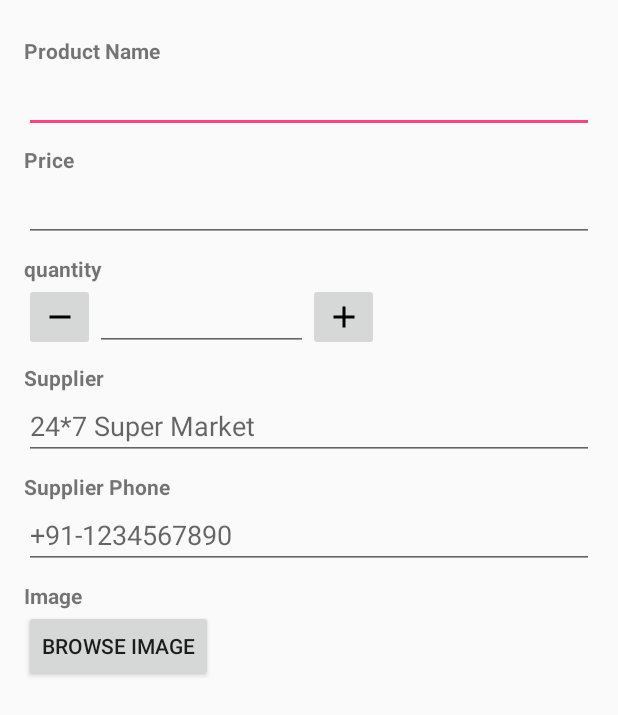
After one commit to kartik-soni/Inventory-App, an Android app: the layout activity_editor.xml on its own in the app's theme, with its tools: preview values and no code run, on a phone screen of 412 x 824 dp. The commit adds this screen. Shown: the top 715 px of the screen. Run offline under Robolectric (Android 15) with nearby library versions, the phone set to English and light mode, and no system bars.

```diff
--- a/app/src/main/java/com/example/kartik/inventoryapp/MainActivity.java
+++ b/app/src/main/java/com/example/kartik/inventoryapp/MainActivity.java
@@ -1,7 +1,8 @@
 package com.example.kartik.inventoryapp;
 
+import android.os.Bundle;
+import android.support.design.widget.FloatingActionButton;
 import android.support.v7.app.AppCompatActivity;
-import android.os.Bundle;
 
 public class MainActivity extends AppCompatActivity {
 
@@ -9,5 +10,7 @@ public class MainActivity extends AppCompatActivity {
     protected void onCreate(Bundle savedInstanceState) {
         super.onCreate(savedInstanceState);
         setContentView(R.layout.activity_main);
+        final FloatingActionButton fab = findViewById(R.id.fab);
+        fab.show();
     }
 }
--- /dev/null
+++ b/app/src/main/res/layout/activity_editor.xml
@@ -0,0 +1,131 @@
+<?xml version="1.0" encoding="utf-8"?>
+
+<ScrollView xmlns:android="http://schemas.android.com/apk/res/android"
+    xmlns:tools="http://schemas.android.com/tools"
+    android:layout_width="match_parent"
+    android:layout_height="match_parent"
+    tools:context="com.example.kartik.inventoryapp.EditorsActivity">
+
+    <LinearLayout
+        android:layout_width="match_parent"
+        android:layout_height="match_parent"
+        android:descendantFocusability="beforeDescendants"
+        android:focusableInTouchMode="true"
+        android:orientation="vertical"
+        android:padding="16dp">
+
+        <TextView
+            android:id="@+id/product_name_title"
+            style="@style/title"
+            android:layout_width="wrap_content"
+            android:layout_height="wrap_content"
+            android:text = "@string/name" />
+
+        <EditText
+            android:id="@+id/product_name_edit"
+            android:layout_width="match_parent"
+            android:layout_height="wrap_content"
+            android:nextFocusDown="@+id/price_edit" />
+
+        <TextView
+            android:id="@+id/price_title"
+            style="@style/title"
+            android:layout_width="wrap_content"
+            android:layout_height="wrap_content"
+            android:text="@string/price" />
+
+        <EditText
+            android:id="@+id/price_edit"
+            android:layout_width="match_parent"
+            android:layout_height="wrap_content"
+            android:layout_weight="1"
+            android:inputType="number"
+            android:maxLength="6" />
+
+        <TextView
+            android:id="@+id/quantity_title"
+            style="@style/title"
+            android:layout_width="wrap_content"
+            android:layout_height="wrap_content"
+            android:text="@string/quantity" />
+
+        <LinearLayout
+            android:layout_width="match_parent"
+            android:layout_height="wrap_content"
+            android:orientation="horizontal"
+            android:weightSum="8">
+
+            <ImageButton
+                android:id="@+id/decrease_quantity"
+                android:layout_width="0dp"
+                android:layout_height="match_parent"
+                android:layout_weight="1"
+                android:src="@drawable/ic_remove" />
+
+            <EditText
+                android:id="@+id/quantity_edit"
+                android:layout_width="0dp"
+                android:layout_height="wrap_content"
+                android:layout_weight="3"
+                android:gravity="center"
+                android:inputType="number"
+                android:maxLength="4" />
+
+            <ImageButton
+                android:id="@+id/increase_quantity"
+                android:layout_width="0dp"
+                android:layout_height="match_parent"
+                android:layout_weight="1"
+                android:src="@drawable/ic_add_black" />
+
+        </LinearLayout>
+
+        <TextView
+            android:id="@+id/supplier_name_title"
+            style="@style/title"
+            android:layout_width="wrap_content"
+            android:layout_height="wrap_content"
+            android:text="@string/supplier" />
+
+        <EditText
+            android:id="@+id/supplier_name_edit"
+            android:layout_width="match_parent"
+            android:layout_height="wrap_content"
+            android:hint="@string/supplier_eg"
+            android:inputType="text" />
+
+        <TextView
+            android:id="@+id/supplier_phone_title"
+            style="@style/title"
+            android:layout_width="wrap_content"
+            android:layout_height="wrap_content"
+            android:text="@string/supplier_phone" />
+
+        <EditText
+            android:id="@+id/supplier_phone_edit"
+            android:layout_width="match_parent"
+            android:layout_height="wrap_content"
+            android:hint="@string/supplier_phone_eg"
+            android:inputType="phone" />
+
+        <TextView
+            android:id="@+id/image_title"
+            style="@style/title"
+            android:layout_width="wrap_content"
+            android:layout_height="wrap_content"
+            android:text="@string/image" />
+
+        <Button
+            android:id="@+id/select_image"
+            android:layout_width="wrap_content"
+            android:layout_height="wrap_content"
+            android:text="@string/browse_image" />
+
+        <ImageView
+            android:id="@+id/image_view"
+            android:layout_width="match_parent"
+            android:layout_height="200dp" />
+
+    </LinearLayout>
+
+</ScrollView>
--- a/app/src/main/res/values/strings.xml
+++ b/app/src/main/res/values/strings.xml
@@ -1,4 +1,15 @@
 <resources>
     <string name="app_name">Inventory App</string>
-    <string name="empty_list">Start adding something to an empty box.</string>
+    <string name="name">Product Name</string>
+    <string name="price">Price</string>
+    <string name="quantity">quantity</string>
+    <string name="supplier">Supplier</string>
+    <string name="supplier_eg">24*7 Super Market</string>
+    <string name="supplier_phone">Supplier Phone</string>
+    <string name="supplier_phone_eg">+91-1234567890</string>
+    <string name="image">Image</string>
+    <string name="browse_image">Browse Image</string>
+    <string name="submit">Submit</string>
+    <string name="place_more_order">Place more order</string>
+    <string name="dummy_data">dummy_data</string>
 </resources>
--- a/app/src/main/res/values/styles.xml
+++ b/app/src/main/res/values/styles.xml
@@ -8,4 +8,9 @@
         <item name="colorAccent">@color/colorAccent</item>
     </style>
 
+    <style name="title">
+        <item name="android:textStyle">bold</item>
+        <item name="android:layout_marginTop">8dp</item>
+    </style>
+
 </resources>
```
Also changed, not shown: app/build.gradle (+4 -6 lines), app/src/main/java/com/example/kartik/inventoryapp/EditorsActivity.java (added, +8 -0 lines), app/src/main/res/drawable/ic_local_grocery_store_24dp.xml (deleted, +0 -9 lines), app/src/main/res/layout/activity_main.xml (+3 -13 lines), app/src/main/res/layout/list_item.xml (added, +74 -0 lines), app/src/main/res/menu/menu_editor.xml (added, +26 -0 lines), app/src/main/res/menu/menu_main.xml (added, +14 -0 lines), app/src/main/res/values/dimen.xml (added, +7 -0 lines), app/src/main/res/drawable-v24/ic_download.xml (renamed from app/src/main/res/drawable/ic_cloud_download_black_24dp.xml), app/src/main/res/drawable/cart.png (added), app/src/main/res/drawable/empty_cart.png (added), app/src/main/res/drawable/empty_white_box.png (deleted), app/src/main/res/drawable/ic_add_black.xml (renamed from app/src/main/res/drawable/ic_add_black_24dp.xml), app/src/main/res/drawable/ic_add_white.xml (renamed from app/src/main/res/drawable/ic_add_white_24dp.xml), 2 more files.
